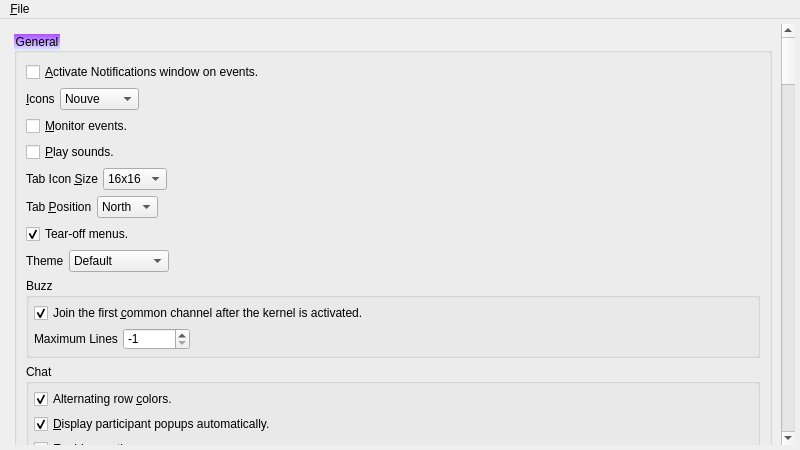
First picture: the form in branches/trunk/UI/spot-on-options.ui, repository textbrowser/spot-on, before the edit.
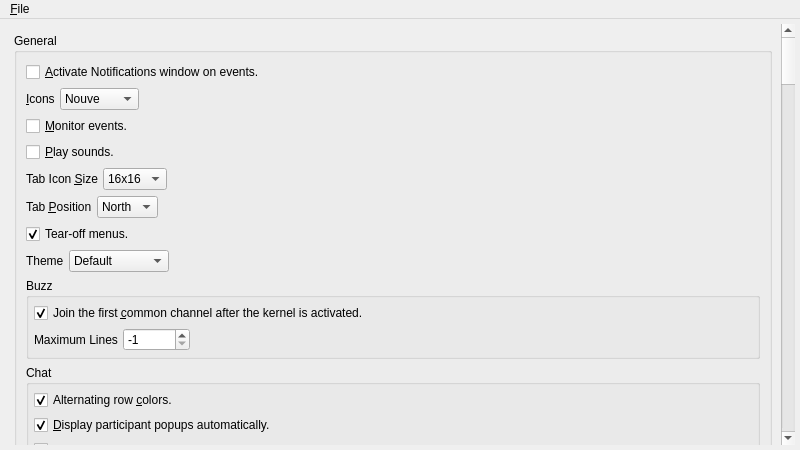
Second picture: the form after the edit. Icons and pictures are not drawn.

Commit message: Cursor positions. Layout.

Diff of the .ui file:
```diff
--- a/branches/trunk/UI/spot-on-options.ui
+++ b/branches/trunk/UI/spot-on-options.ui
@@ -51,9 +51,6 @@
        <layout class="QVBoxLayout" name="verticalLayout_25">
         <item>
          <widget class="QGroupBox" name="general">
-          <property name="styleSheet">
-           <string notr="true">QGroupBox#general::title {background-color: qlineargradient(spread:reflect, x1:0.023, y1:0.988636, x2:0.028, y2:0.011, stop:0 rgba(218, 232, 255, 255), stop:1 rgba(170, 85, 255, 255));}</string>
-          </property>
           <property name="title">
            <string>General</string>
           </property>
```
Left out of the diff: 9 changed lines with no effect on the pictures. The commit also changes 4 other files.
